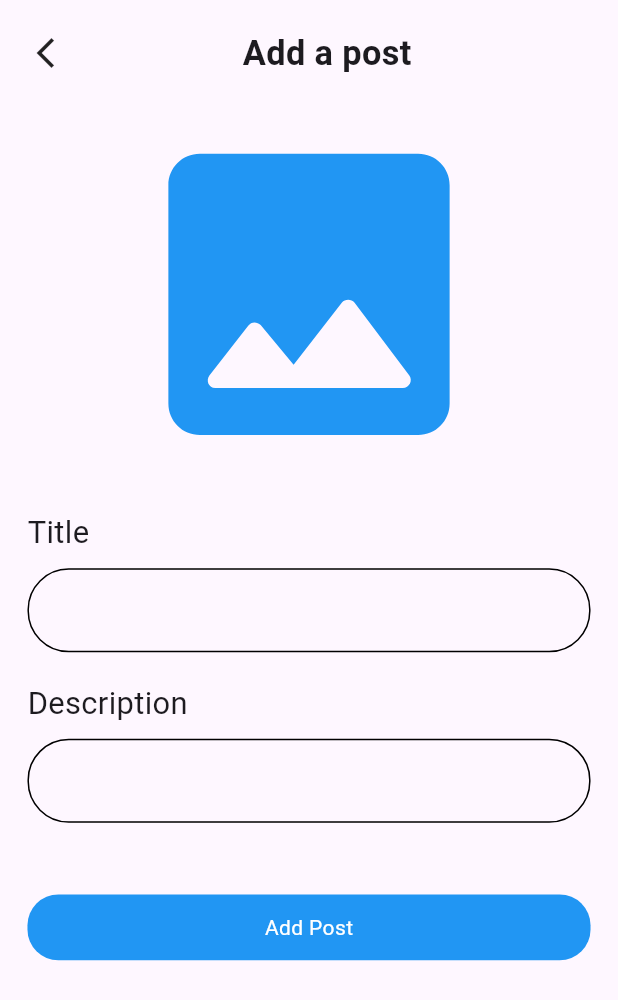
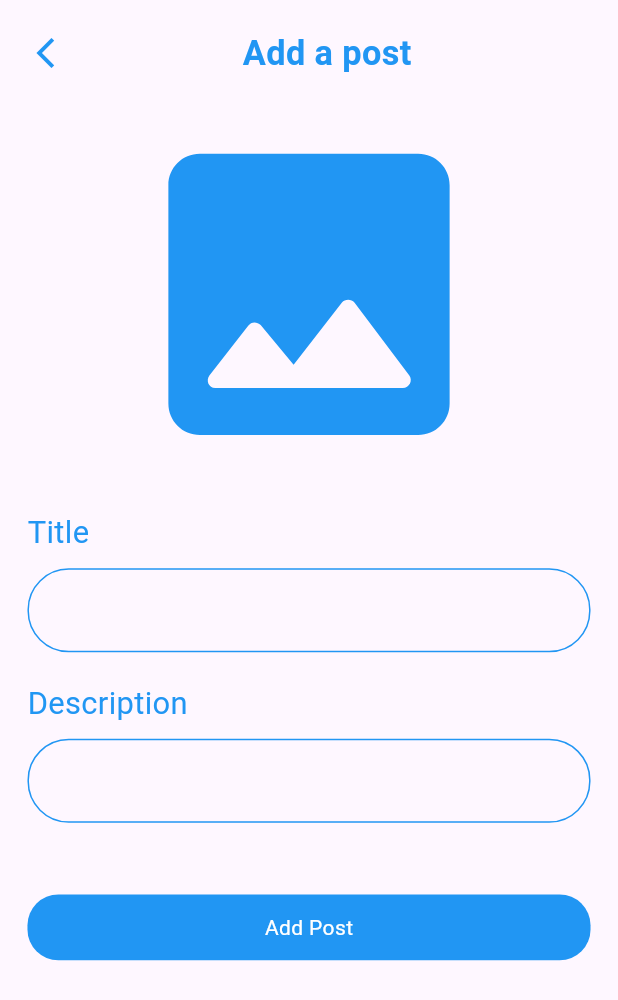
Before and after one commit to Ahmedyehia122/posts_feed, a Flutter app: the screen it shows after launch, after a tap on the "add" icon, on a phone screen of 412 x 824 dp. Shown: the top 1000 px of the screen. Run offline on Flutter 3.47's test engine with Material 3 defaults, Android fonts, the phone set to English and light mode, and no system bars; our stand-ins replace flutter_screenutil; network calls fail.

Commit message:
refactored code to be in components to be clean and short

```diff
--- a/lib/views/add_posts_view.dart
+++ b/lib/views/add_posts_view.dart
@@ -2,6 +2,7 @@ import 'package:flutter/material.dart';
 import 'package:flutter_screenutil/flutter_screenutil.dart';
 import 'package:posts_feed/widgets/add_posts_view_app_bar.dart';
 import 'package:posts_feed/widgets/custom_button.dart';
+import 'package:posts_feed/widgets/custom_text.dart';
 import 'package:posts_feed/widgets/custom_text_field.dart';
 import 'package:posts_feed/widgets/photo_example.dart';
 
@@ -23,17 +24,11 @@ class AddPostsView extends StatelessWidget {
                 onTap: () {},
               ),
               SizedBox(height: 16.h),
-              Text(
-                'Title',
-                style: TextStyle(fontSize: 18.sp),
-              ),
+              const CustomText(text: 'Title'),
               SizedBox(height: 8.h),
               const CustomTextField(),
               SizedBox(height: 16.h),
-              Text(
-                'Description',
-                style: TextStyle(fontSize: 18.sp),
-              ),
+              const CustomText(text: 'Description'),
               SizedBox(height: 8.h),
               const CustomTextField(),
               SizedBox(height: 40.h),
--- a/lib/views/posts_view.dart
+++ b/lib/views/posts_view.dart
@@ -1,6 +1,6 @@
 import 'package:flutter/material.dart';
 import 'package:flutter_screenutil/flutter_screenutil.dart';
-import 'package:posts_feed/views/add_posts_view.dart';
+import 'package:posts_feed/widgets/custom_add_post_button.dart';
 import 'package:posts_feed/widgets/post_card.dart';
 import 'package:posts_feed/widgets/posts_view_app_bar.dart';
 
@@ -10,21 +10,7 @@ class PostsView extends StatelessWidget {
   @override
   Widget build(BuildContext context) {
     return Scaffold(
-      floatingActionButton: FloatingActionButton(
-        backgroundColor: Colors.blue,
-        shape: RoundedRectangleBorder(
-          borderRadius: BorderRadius.circular(100.r),
-        ),
-        child: const Icon(
-          Icons.add,
-          color: Colors.white,
-        ),
-        onPressed: () {
-          Navigator.of(context).push(MaterialPageRoute(
-            builder: (context) => const AddPostsView(),
-          ));
-        },
-      ),
+      floatingActionButton: const CustomAddPostButton(),
       body: SafeArea(
         child: Padding(
           padding: EdgeInsets.symmetric(horizontal: 8.w, vertical: 16.h),
--- a/lib/widgets/add_posts_view_app_bar.dart
+++ b/lib/widgets/add_posts_view_app_bar.dart
@@ -1,5 +1,5 @@
 import 'package:flutter/material.dart';
-import 'package:flutter_screenutil/flutter_screenutil.dart';
+import 'package:posts_feed/widgets/custom_app_bar_title.dart';
 
 class AddPostsViewAppBar extends StatelessWidget {
   const AddPostsViewAppBar({
@@ -15,15 +15,12 @@ class AddPostsViewAppBar extends StatelessWidget {
           onTap: () {
             Navigator.pop(context);
           },
-          child: const Icon(Icons.arrow_back_ios_new),
-        ),
-        Text(
-          'Add a post',
-          style: TextStyle(
-            fontSize: 20.sp,
-            fontWeight: FontWeight.bold,
+          child: const Icon(
+            Icons.arrow_back_ios_new,
+            color: Colors.blue,
           ),
         ),
+        const CustomAppBarTitle(title: 'Add a post'),
         const SizedBox(),
       ],
     );
--- /dev/null
+++ b/lib/widgets/custom_add_post_button.dart
@@ -0,0 +1,30 @@
+import 'package:flutter/material.dart';
+import 'package:flutter_screenutil/flutter_screenutil.dart';
+import 'package:posts_feed/views/add_posts_view.dart';
+
+class CustomAddPostButton extends StatelessWidget {
+  const CustomAddPostButton({
+    super.key,
+  });
+
+  @override
+  Widget build(BuildContext context) {
+    return FloatingActionButton(
+      backgroundColor: Colors.blue,
+      shape: RoundedRectangleBorder(
+        borderRadius: BorderRadius.circular(100.r),
+      ),
+      child: const Icon(
+        Icons.add,
+        color: Colors.white,
+      ),
+      onPressed: () {
+        Navigator.of(context).push(
+          MaterialPageRoute(
+            builder: (context) => const AddPostsView(),
+          ),
+        );
+      },
+    );
+  }
+}
--- /dev/null
+++ b/lib/widgets/custom_app_bar_title.dart
@@ -0,0 +1,22 @@
+import 'package:flutter/material.dart';
+import 'package:flutter_screenutil/flutter_screenutil.dart';
+
+class CustomAppBarTitle extends StatelessWidget {
+  const CustomAppBarTitle({
+    super.key,
+    required this.title,
+  });
+  final String title;
+
+  @override
+  Widget build(BuildContext context) {
+    return Text(
+      title,
+      style: TextStyle(
+        fontSize: 20.sp,
+        fontWeight: FontWeight.bold,
+        color: Colors.blue,
+      ),
+    );
+  }
+}
--- /dev/null
+++ b/lib/widgets/custom_text.dart
@@ -0,0 +1,21 @@
+import 'package:flutter/material.dart';
+import 'package:flutter_screenutil/flutter_screenutil.dart';
+
+class CustomText extends StatelessWidget {
+  const CustomText({
+    super.key,
+    required this.text,
+  });
+  final String text;
+
+  @override
+  Widget build(BuildContext context) {
+    return Text(
+      text,
+      style: TextStyle(
+        fontSize: 18.sp,
+        color: Colors.blue,
+      ),
+    );
+  }
+}
--- a/lib/widgets/custom_text_field.dart
+++ b/lib/widgets/custom_text_field.dart
@@ -23,7 +23,7 @@ class CustomTextField extends StatelessWidget {
     return OutlineInputBorder(
       borderRadius: BorderRadius.circular(24.r),
       borderSide: const BorderSide(
-        color: Colors.black,
+        color: Colors.blue,
       ),
     );
   }
--- a/lib/widgets/posts_view_app_bar.dart
+++ b/lib/widgets/posts_view_app_bar.dart
@@ -1,5 +1,6 @@
 import 'package:flutter/material.dart';
 import 'package:flutter_screenutil/flutter_screenutil.dart';
+import 'package:posts_feed/widgets/custom_app_bar_title.dart';
 
 class PostsViewAppBar extends StatelessWidget {
   const PostsViewAppBar({
@@ -14,13 +15,7 @@ class PostsViewAppBar extends StatelessWidget {
         mainAxisAlignment: MainAxisAlignment.spaceBetween,
         children: [
           const SizedBox(),
-          Text(
-            'Posts',
-            style: TextStyle(
-              fontSize: 20.sp,
-              fontWeight: FontWeight.bold,
-            ),
-          ),
+          const CustomAppBarTitle(title: 'Posts'),
           GestureDetector(
             onTap: () {},
             child: const Icon(
```
